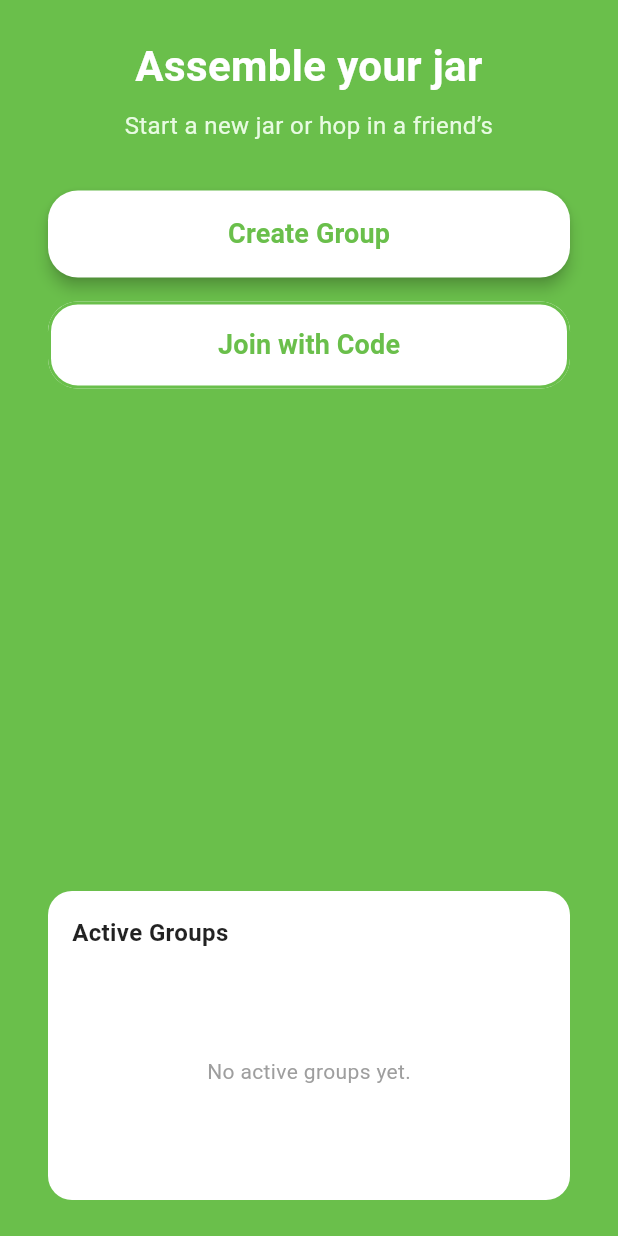
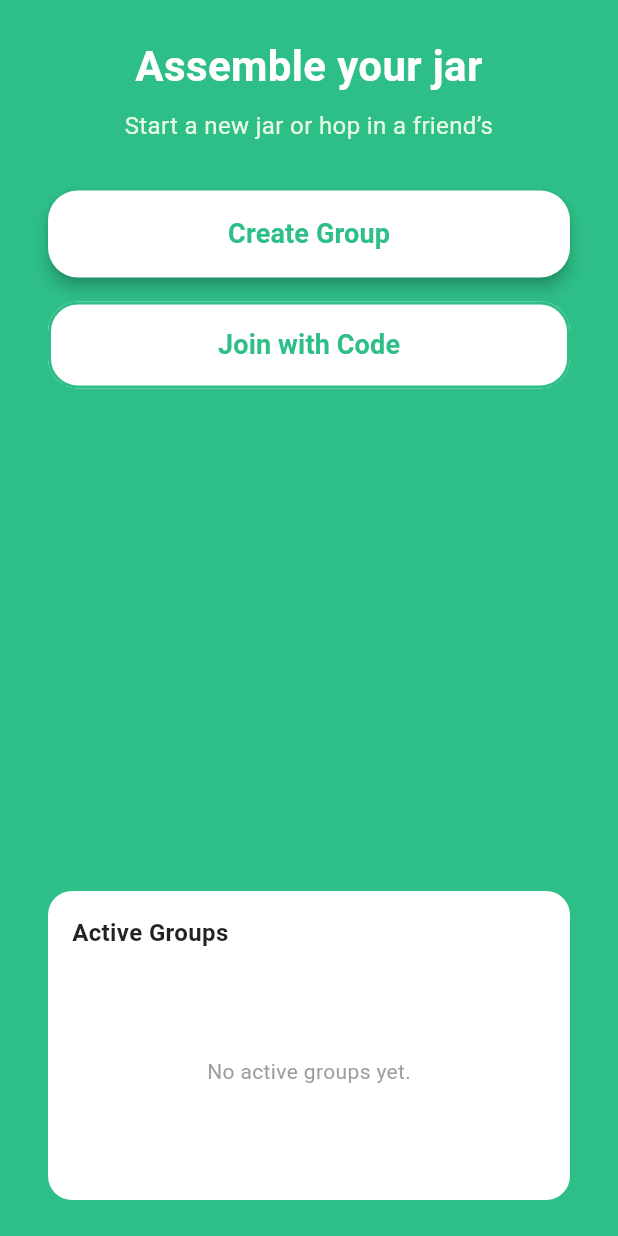
Before and after one commit to ColdBlitz101/picklnairted, a Flutter app: the GroupScreen screen opened directly, on a phone screen of 412 x 824 dp. Run offline on Flutter 3.47's test engine with Material 3 defaults, Android fonts, the light colour scheme and no system bars.

Commit message:
png addition1

```diff
--- a/lib/screens/group_screen.dart
+++ b/lib/screens/group_screen.dart
@@ -3,7 +3,7 @@ import 'package:flutter/material.dart';
 class GroupScreen extends StatelessWidget {
   const GroupScreen({Key? key}) : super(key: key);
 
-  static const Color picklGreen = Color(0xFF6ABF4B); // 🍃 Pickl green
+  static const Color picklGreen = Color.fromARGB(255, 46, 190, 135); // 🍃 Pickl green
 
   @override
   Widget build(BuildContext context) {
--- a/pubspec.yaml
+++ b/pubspec.yaml
@@ -52,6 +52,10 @@ dev_dependencies:
 
 # The following section is specific to Flutter packages.
 flutter:
+  assets:
+    - assets/images/
+
+
 
   # The following line ensures that the Material Icons font is
   # included with your application, so that you can use the icons in
```
Also changed, not shown: assets/images/pickle.png (added), pubspec.lock.
